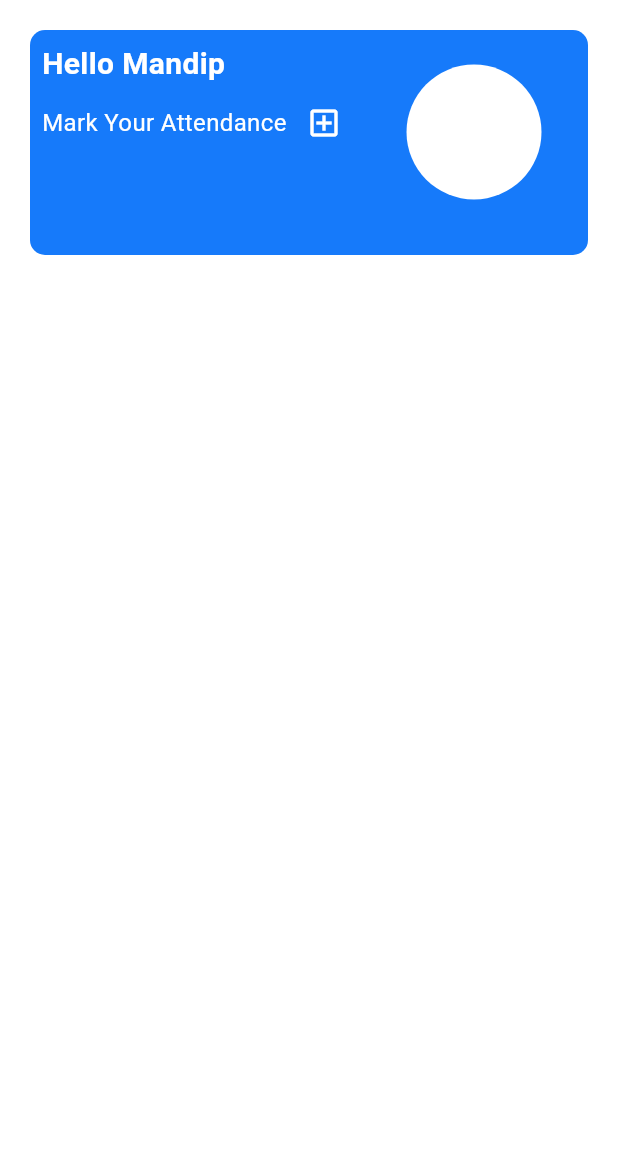
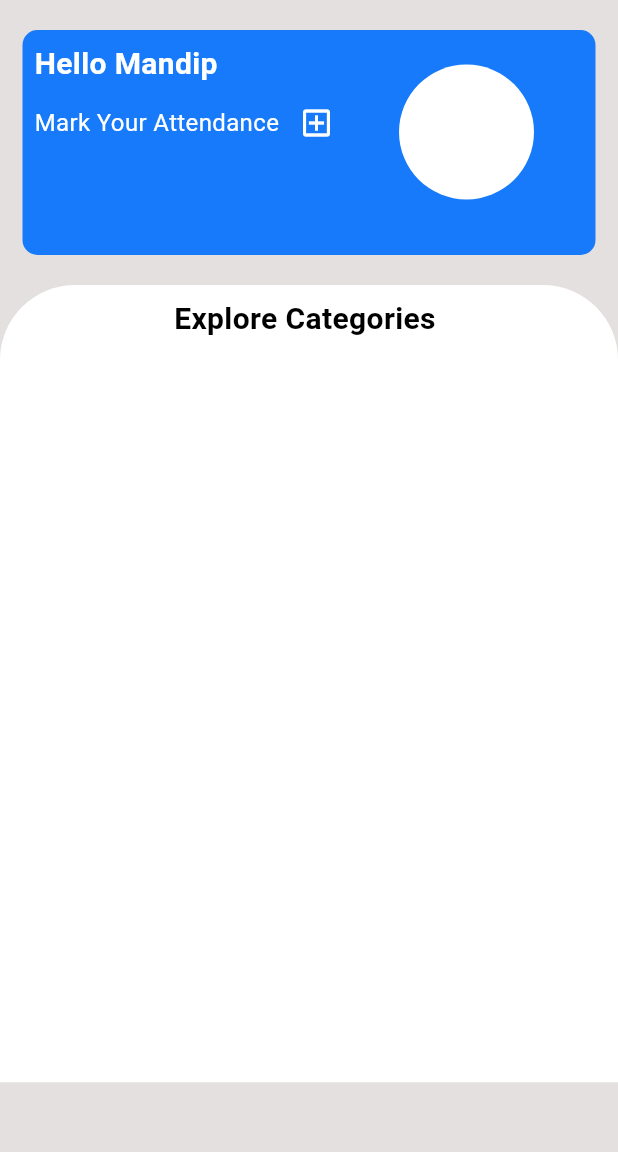
Before and after one commit to Mandipgit/College-Management-System, a Flutter app: the screen it shows after launch, on a phone screen of 412 x 824 dp, the part 84-1236 px from its top. Run offline on Flutter 3.47's test engine with Material 3 defaults, Android fonts, the phone set to English and light mode, and no system bars.

Commit message:
Quick Update

```diff
--- a/lib/Dashhboard/dashboard.dart
+++ b/lib/Dashhboard/dashboard.dart
@@ -16,17 +16,19 @@ class Dashboardpage extends StatefulWidget {
 class _DashboardpageState extends State<Dashboardpage> {
   Color blueColor = Color(0xFF167AFA);
   Color greyColor = Color.fromARGB(255, 228, 224, 224);
-  bool iconChecked=false;
+  bool iconChecked = false;
   @override
   Widget build(BuildContext context) {
     return SafeArea(
       child: Scaffold(
-        backgroundColor: Colors.white,
+        backgroundColor: greyColor,
         appBar: AppBar(
-          title: Text("Teacher",
+          title: Text(
+            "Teacher",
             style: TextStyle(
               color: Colors.white,
-          ),),
+            ),
+          ),
           backgroundColor: blueColor,
           centerTitle: true,
           iconTheme: IconThemeData(color: Colors.white),
@@ -42,7 +44,7 @@ class _DashboardpageState extends State<Dashboardpage> {
           ],
         ),
         drawer: Drawer(
-          width: MediaQuery.of(context).size.width * 0.8,
+          // width: MediaQuery.of(context).size.width * 0.8,
           shape: RoundedRectangleBorder(
             borderRadius: BorderRadius.zero,
           ),
@@ -59,7 +61,6 @@ class _DashboardpageState extends State<Dashboardpage> {
               // const SizedBox(height:10),
               Container(
                 height: MediaQuery.of(context).size.height * 0.64,
-
                 width: MediaQuery.of(context).size.width * 0.8,
                 decoration: BoxDecoration(
                   color: greyColor,
@@ -69,8 +70,9 @@ class _DashboardpageState extends State<Dashboardpage> {
             ],
           ),
         ),
-        body: Padding(
-              padding: const EdgeInsets.only(top: 20,left: 20,right:20),
+        body: Column(children: [
+          Padding(
+            padding: const EdgeInsets.only(top: 20, left: 15, right: 15),
             child: Container(
               height: 150,
               width: double.maxFinite,
@@ -89,53 +91,55 @@ class _DashboardpageState extends State<Dashboardpage> {
                       crossAxisAlignment: CrossAxisAlignment.start,
                       children: [
                         Text("Hello Mandip",
-                          style:TextStyle(
+                            style: TextStyle(
                               color: Colors.white,
                               fontWeight: FontWeight.w600,
                               fontSize: 20,
-                          )
-                          ),
+                            )),
                         const SizedBox(height: 5),
                         Row(
                           children: [
-                             !iconChecked?Container(
+                            !iconChecked
+                                ? Container(
                                     height: 40,
                                     width: 213,
                                     decoration: BoxDecoration(
                                       color: blueColor,
                                     ),
                                     child: Row(
-
                                       children: [
-                                  Text("Mark Your Attendance",
+                                        Text(
+                                          "Mark Your Attendance",
                                           style: TextStyle(
                                             color: Colors.white,
                                             fontWeight: FontWeight.w400,
                                             fontSize: 16,
                                           ),
                                         ),
-                                  const SizedBox(width:1),
-                                  IconButton(onPressed: (){
+                                        const SizedBox(width: 1),
+                                        IconButton(
+                                          onPressed: () {
                                             setState(() {
-                                      iconChecked=!iconChecked;
+                                              iconChecked = !iconChecked;
                                             });
                                           },
-                                  icon:Icon(Icons.add_box_outlined),
+                                          icon: Icon(Icons.add_box_outlined),
                                           color: Colors.white,
                                         ),
                                       ],
                                     ),
-                             ):Container(
+                                  )
+                                : Container(
                                     height: 40,
                                     width: 213,
                                     decoration: BoxDecoration(
                                       borderRadius: BorderRadius.circular(10),
                                       color: greyColor,
                                     ),
-
                                     child: Padding(
                                       padding: const EdgeInsets.all(10),
-                                  child: Text("Attendance Done",
+                                      child: Text(
+                                        "Attendance Done",
                                         style: TextStyle(
                                           fontSize: 16,
                                           fontWeight: FontWeight.w600,
@@ -152,7 +156,7 @@ class _DashboardpageState extends State<Dashboardpage> {
                     Padding(
                       padding: const EdgeInsets.only(top: 15),
                       child: CircleAvatar(
-                              radius:45 ,
+                        radius: 45,
                         backgroundColor: Colors.white,
                       ),
                     ),
@@ -161,9 +165,47 @@ class _DashboardpageState extends State<Dashboardpage> {
               ),
             ),
           ),
+          Padding(
+            padding: const EdgeInsets.only(top: 20),
+            child: Container(
+              height: MediaQuery.of(context).size.height * 0.645,
+              width: double.maxFinite,
+              decoration: BoxDecoration(
+                borderRadius: BorderRadius.only(
+                    topLeft: Radius.circular(50),
+                    topRight: Radius.circular(50)),
+                color: Colors.white,
+              ),
+              // child: SingleChildScrollView(
+                child: Column(
+                  children: [
+                    Padding(
+                      padding: const EdgeInsets.only(top: 8.0, left: 20),
+                      child: Container(
+                        height: 45,
+                        width: 200,
+                        decoration: BoxDecoration(
+                          color: Colors.white,
+                          // borderRadius: BorderRadius.only(topLeft:Radius.circular(50),topRight: Radius.circular(50))
+                        ),
+                        child: Text(
+                          "Explore Categories",
+                          style: TextStyle(
+                            color: Colors.black,
+                            fontWeight: FontWeight.w600,
+                            fontSize: 20,
+                          ),
+                        ),
+                      ),
+                    ),
 
-              )
-
+                  ],
+                ),
+              ),
+            ),
+          // ),
+        ]),
+      ),
     );
   }
 }
```
Also changed, not shown: flutter_01.png (added). Lines whose indentation alone changed are shown as unchanged.
